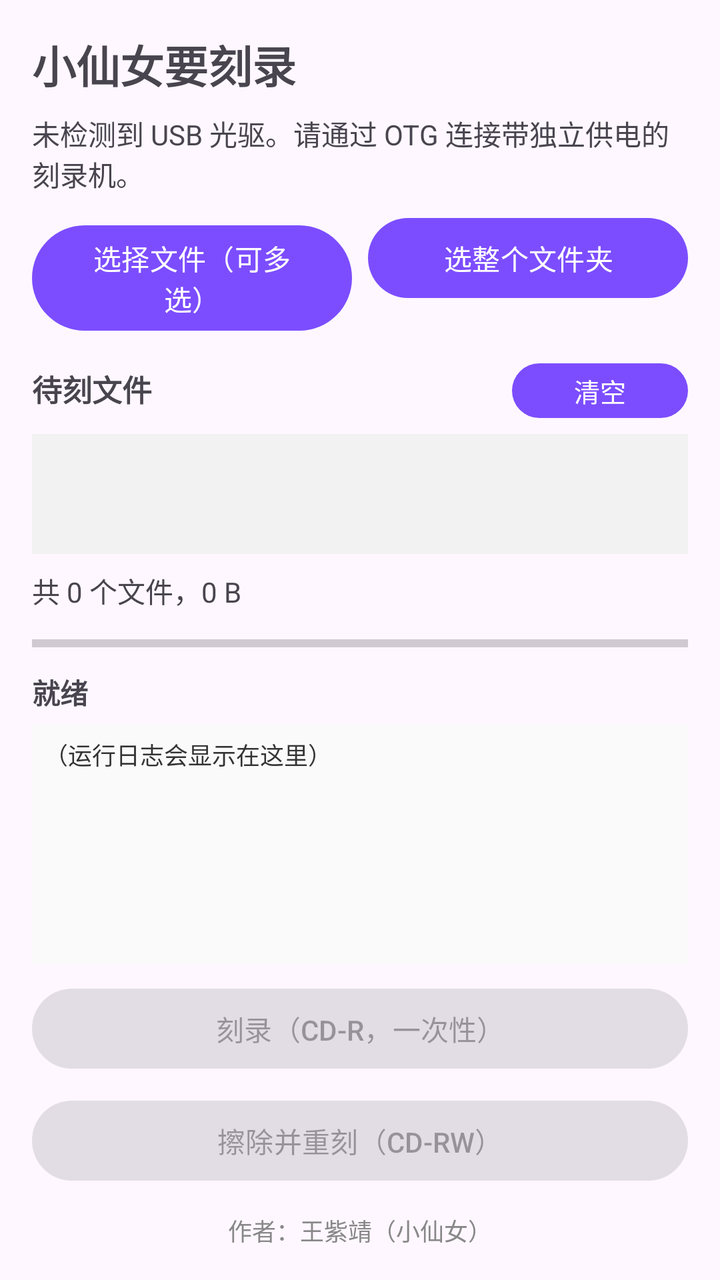
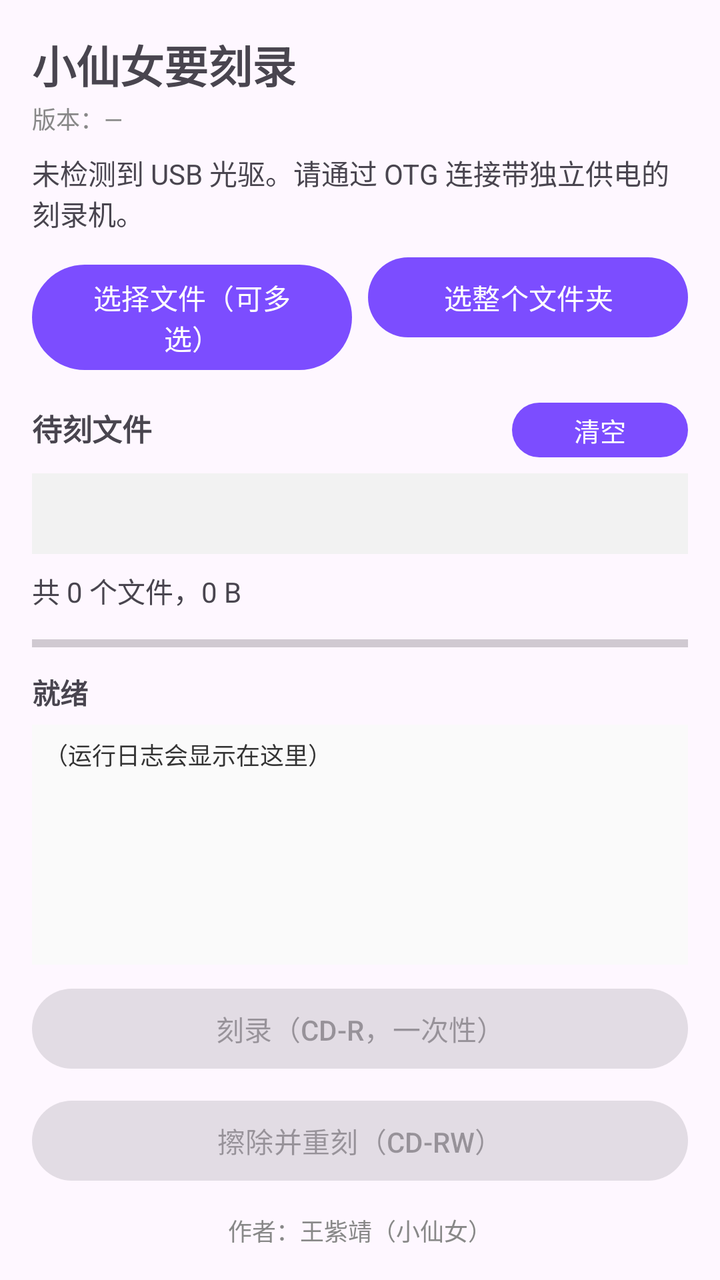

Compare the two renders of this Android layout. The source of the first and the diff that turns it into the second are given below.
<!-- AndroidManifest.xml: application theme Theme.PhoneCdBurner -->
<!-- res/layout/activity_main.xml -->
<?xml version="1.0" encoding="utf-8"?>
<LinearLayout xmlns:android="http://schemas.android.com/apk/res/android"
    xmlns:app="http://schemas.android.com/apk/res-auto"
    android:layout_width="match_parent"
    android:layout_height="match_parent"
    android:orientation="vertical"
    android:padding="16dp">

    <TextView
        android:layout_width="match_parent"
        android:layout_height="wrap_content"
        android:text="@string/app_name"
        android:textSize="22sp"
        android:textStyle="bold"
        android:paddingBottom="8dp" />

    <TextView
        android:id="@+id/tvDevice"
        android:layout_width="match_parent"
        android:layout_height="wrap_content"
        android:text="@string/hint_no_device"
        android:textSize="14sp"
        android:paddingBottom="8dp" />

    <LinearLayout
        android:layout_width="match_parent"
        android:layout_height="wrap_content"
        android:orientation="horizontal">

        <Button
            android:id="@+id/btnPickFiles"
            android:layout_width="0dp"
            android:layout_height="wrap_content"
            android:layout_weight="1"
            android:text="@string/btn_pick_files" />

        <Button
            android:id="@+id/btnPickFolder"
            android:layout_width="0dp"
            android:layout_height="wrap_content"
            android:layout_weight="1"
            android:layout_marginStart="8dp"
            android:text="@string/btn_pick_folder" />
    </LinearLayout>

    <LinearLayout
        android:layout_width="match_parent"
        android:layout_height="wrap_content"
        android:orientation="horizontal"
        android:paddingTop="12dp"
        android:paddingBottom="4dp">

        <TextView
            android:layout_width="0dp"
            android:layout_height="wrap_content"
            android:layout_weight="1"
            android:text="@string/title_file_list"
            android:textSize="15sp"
            android:textStyle="bold" />

        <Button
            android:id="@+id/btnClear"
            android:layout_width="wrap_content"
            android:layout_height="wrap_content"
            android:text="@string/btn_clear"
            android:textSize="13sp"
            android:minHeight="0dp"
            android:paddingTop="4dp"
            android:paddingBottom="4dp" />
    </LinearLayout>

    <androidx.recyclerview.widget.RecyclerView
        android:id="@+id/rvFiles"
        android:layout_width="match_parent"
        android:layout_height="0dp"
        android:layout_weight="1"
        android:background="#F2F2F2"
        android:padding="4dp" />

    <TextView
        android:id="@+id/tvSummary"
        android:layout_width="match_parent"
        android:layout_height="wrap_content"
        android:text="共 0 个文件，0 B"
        android:textSize="14sp"
        android:paddingTop="8dp"
        android:paddingBottom="8dp" />

    <ProgressBar
        android:id="@+id/progress"
        style="?android:attr/progressBarStyleHorizontal"
        android:layout_width="match_parent"
        android:layout_height="wrap_content"
        android:max="100"
        android:progress="0" />

    <TextView
        android:id="@+id/tvStatus"
        android:layout_width="match_parent"
        android:layout_height="wrap_content"
        android:text="@string/status_idle"
        android:textSize="14sp"
        android:textStyle="bold"
        android:paddingTop="6dp"
        android:paddingBottom="6dp" />

    <ScrollView
        android:id="@+id/scrollLog"
        android:layout_width="match_parent"
        android:layout_height="120dp"
        android:background="#FAFAFA"
        android:padding="6dp">

        <TextView
            android:id="@+id/tvLog"
            android:layout_width="match_parent"
            android:layout_height="wrap_content"
            android:text="（运行日志会显示在这里）"
            android:textSize="12sp"
            android:typeface="monospace"
            android:textColor="#333333" />
    </ScrollView>

    <com.google.android.material.button.MaterialButton
        android:id="@+id/btnBurnCdr"
        android:layout_width="match_parent"
        android:layout_height="wrap_content"
        android:text="@string/btn_burn_cdr"
        android:enabled="false"
        android:layout_marginTop="8dp" />

    <com.google.android.material.button.MaterialButton
        android:id="@+id/btnBurnCdrw"
        android:layout_width="match_parent"
        android:layout_height="wrap_content"
        android:text="@string/btn_burn_cdrw"
        android:enabled="false"
        android:layout_marginTop="8dp" />

    <TextView
        android:layout_width="match_parent"
        android:layout_height="wrap_content"
        android:text="@string/app_author"
        android:textSize="12sp"
        android:textColor="#888888"
        android:gravity="center"
        android:paddingTop="12dp" />

</LinearLayout>
<!-- resources referenced by this layout -->
<resources>
  <string name="app_author">作者：王紫靖（小仙女）</string>
  <string name="app_name">小仙女要刻录</string>
  <string name="btn_burn_cdr">刻录（CD-R，一次性）</string>
  <string name="btn_burn_cdrw">擦除并重刻（CD-RW）</string>
  <string name="btn_clear">清空</string>
  <string name="btn_pick_files">选择文件（可多选）</string>
  <string name="btn_pick_folder">选整个文件夹</string>
  <string name="hint_no_device">未检测到 USB 光驱。请通过 OTG 连接带独立供电的刻录机。</string>
  <string name="status_idle">就绪</string>
  <string name="title_file_list">待刻文件</string>
  <style name="Theme.PhoneCdBurner" parent="Theme.Material3.DayNight.NoActionBar">
          <item name="colorPrimary">@color/purple_500</item>
          <item name="colorPrimaryDark">@color/purple_700</item>
          <item name="colorAccent">@color/teal_200</item>
      </style>
  <color name="purple_500">#7C4DFF</color>
  <color name="purple_700">#512DA8</color>
  <color name="teal_200">#80DEEA</color>
</resources>

<!-- the commit's change to res/layout/activity_main.xml (unified diff, before → after) -->
@@ -12,6 +12,15 @@
         android:text="@string/app_name"
         android:textSize="22sp"
         android:textStyle="bold"
+        android:paddingBottom="2dp" />
+
+    <TextView
+        android:id="@+id/tvVersion"
+        android:layout_width="match_parent"
+        android:layout_height="wrap_content"
+        android:text="版本：—"
+        android:textSize="12sp"
+        android:textColor="#888888"
         android:paddingBottom="8dp" />
 
     <TextView
